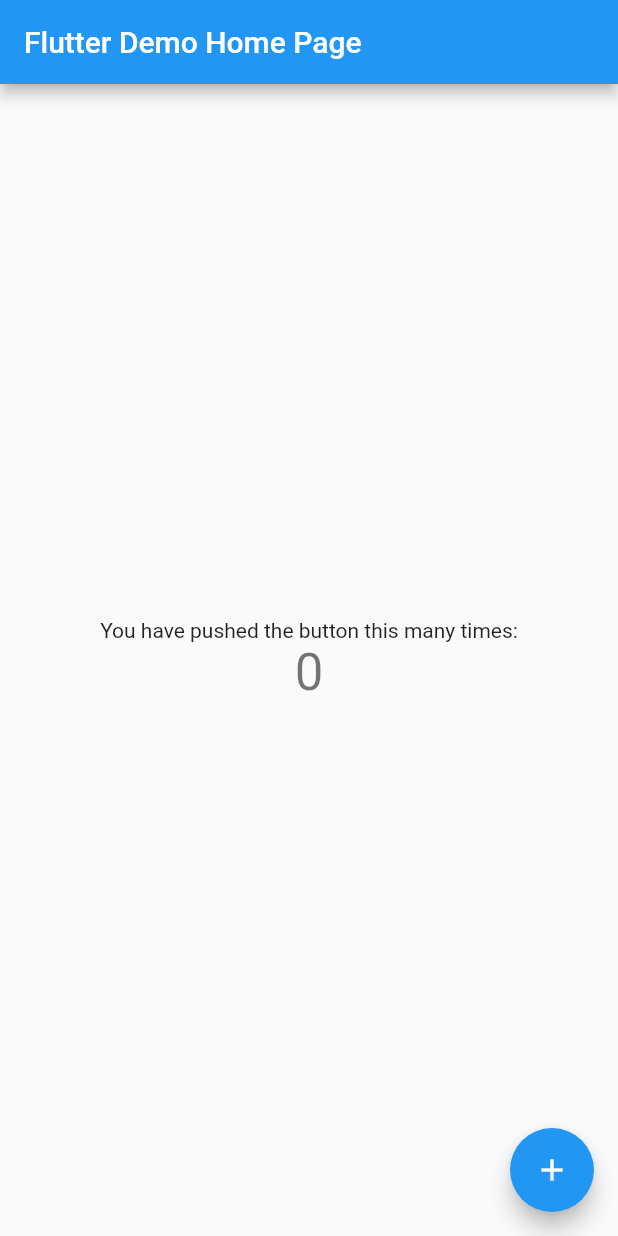
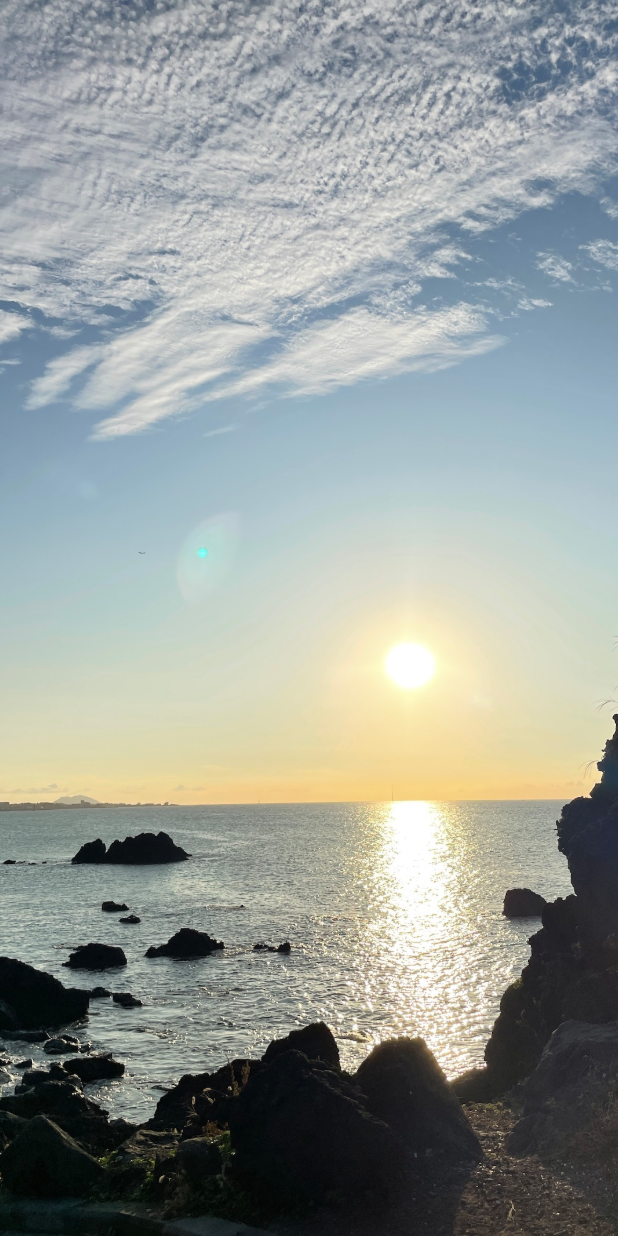
Before and after one commit to JaehyunYoo/flutter_t4_carousel, a Flutter app: the screen it shows after launch, on a phone screen of 412 x 824 dp. Run offline on Flutter 3.47's test engine with Material 2 defaults, Android fonts, the phone set to English and light mode, and no system bars.

Commit message:
Add : carousel flutter pageView and controller test

```diff
--- a/lib/main.dart
+++ b/lib/main.dart
@@ -1,115 +1,10 @@
+import 'package:carousel/screens/home_screen.dart';
 import 'package:flutter/material.dart';
 
 void main() {
-  runApp(const MyApp());
+  runApp(
+    MaterialApp(
+      home: HomeScreen(),
+    ),
+  );
 }
-
-class MyApp extends StatelessWidget {
-  const MyApp({Key? key}) : super(key: key);
-
-  // This widget is the root of your application.
-  @override
-  Widget build(BuildContext context) {
-    return MaterialApp(
-      title: 'Flutter Demo',
-      theme: ThemeData(
-        // This is the theme of your application.
-        //
-        // Try running your application with "flutter run". You'll see the
-        // application has a blue toolbar. Then, without quitting the app, try
-        // changing the primarySwatch below to Colors.green and then invoke
-        // "hot reload" (press "r" in the console where you ran "flutter run",
-        // or simply save your changes to "hot reload" in a Flutter IDE).
-        // Notice that the counter didn't reset back to zero; the application
-        // is not restarted.
-        primarySwatch: Colors.blue,
-      ),
-      home: const MyHomePage(title: 'Flutter Demo Home Page'),
-    );
-  }
-}
-
-class MyHomePage extends StatefulWidget {
-  const MyHomePage({Key? key, required this.title}) : super(key: key);
-
-  // This widget is the home page of your application. It is stateful, meaning
-  // that it has a State object (defined below) that contains fields that affect
-  // how it looks.
-
-  // This class is the configuration for the state. It holds the values (in this
-  // case the title) provided by the parent (in this case the App widget) and
-  // used by the build method of the State. Fields in a Widget subclass are
-  // always marked "final".
-
-  final String title;
-
-  @override
-  State<MyHomePage> createState() => _MyHomePageState();
-}
-
-class _MyHomePageState extends State<MyHomePage> {
-  int _counter = 0;
-
-  void _incrementCounter() {
-    setState(() {
-      // This call to setState tells the Flutter framework that something has
-      // changed in this State, which causes it to rerun the build method below
-      // so that the display can reflect the updated values. If we changed
-      // _counter without calling setState(), then the build method would not be
-      // called again, and so nothing would appear to happen.
-      _counter++;
-    });
-  }
-
-  @override
-  Widget build(BuildContext context) {
-    // This method is rerun every time setState is called, for instance as done
-    // by the _incrementCounter method above.
-    //
-    // The Flutter framework has been optimized to make rerunning build methods
-    // fast, so that you can just rebuild anything that needs updating rather
-    // than having to individually change instances of widgets.
-    return Scaffold(
-      appBar: AppBar(
-        // Here we take the value from the MyHomePage object that was created by
-        // the App.build method, and use it to set our appbar title.
-        title: Text(widget.title),
-      ),
-      body: Center(
-        // Center is a layout widget. It takes a single child and positions it
-        // in the middle of the parent.
-        child: Column(
-          // Column is also a layout widget. It takes a list of children and
-          // arranges them vertically. By default, it sizes itself to fit its
-          // children horizontally, and tries to be as tall as its parent.
-          //
-          // Invoke "debug painting" (press "p" in the console, choose the
-          // "Toggle Debug Paint" action from the Flutter Inspector in Android
-          // Studio, or the "Toggle Debug Paint" command in Visual Studio Code)
-          // to see the wireframe for each widget.
-          //
-          // Column has various properties to control how it sizes itself and
-          // how it positions its children. Here we use mainAxisAlignment to
-          // center the children vertically; the main axis here is the vertical
-          // axis because Columns are vertical (the cross axis would be
-          // horizontal).
-          mainAxisAlignment: MainAxisAlignment.center,
-          children: <Widget>[
-            const Text(
-              'You have pushed the button this many times:',
-            ),
-            Text(
-              '$_counter',
-              style: Theme.of(context).textTheme.headline4,
-            ),
-          ],
-        ),
-      ),
-      floatingActionButton: FloatingActionButton(
-        onPressed: _incrementCounter,
-        tooltip: 'Increment',
-        child: const Icon(Icons.add),
-      ), // This trailing comma makes auto-formatting nicer for build methods.
-    );
-  }
-}
--- /dev/null
+++ b/lib/screens/home_screen.dart
@@ -0,0 +1,56 @@
+import 'dart:async';
+
+import 'package:flutter/material.dart';
+import 'package:flutter/services.dart';
+
+class HomeScreen extends StatefulWidget {
+  const HomeScreen({Key? key}) : super(key: key);
+
+  @override
+  State<HomeScreen> createState() => _HomeScreenState();
+}
+
+class _HomeScreenState extends State<HomeScreen> {
+  Timer? timer;
+  PageController pageController = PageController(initialPage: 0);
+  @override
+  void initState() {
+    super.initState();
+    timer = Timer.periodic(Duration(seconds: 4), (timer) {
+      int currentPage = pageController.page!.toInt();
+      int nextPage = currentPage + 1;
+
+      if (nextPage > 4) {
+        nextPage = 0;
+      }
+      pageController.animateToPage(
+        nextPage,
+        duration: Duration(milliseconds: 400),
+        curve: Curves.linear,
+      );
+    });
+  }
+
+  @override
+  void dispose() {
+    pageController.dispose();
+    if (timer != null) {
+      timer!.cancel();
+    }
+    super.dispose();
+  }
+
+  @override
+  Widget build(BuildContext context) {
+    SystemChrome.setSystemUIOverlayStyle(SystemUiOverlayStyle.dark);
+    return Scaffold(
+      body: PageView(
+        controller: pageController,
+        children: [1, 2, 3, 4, 5]
+            .map((e) =>
+                Image.asset('assets/images/image_$e.jpeg', fit: BoxFit.cover))
+            .toList(),
+      ),
+    );
+  }
+}
--- a/pubspec.yaml
+++ b/pubspec.yaml
@@ -58,9 +58,9 @@ flutter:
   uses-material-design: true
 
   # To add assets to your application, add an assets section, like this:
-  # assets:
-  #   - images/a_dot_burr.jpeg
-  #   - images/a_dot_ham.jpeg
+  assets:
+    - assets/images/
+
 
   # An image asset can refer to one or more resolution-specific "variants", see
   # https://flutter.dev/assets-and-images/#resolution-aware.
```
Also changed, not shown: assets/images/image_1.jpeg (added), assets/images/image_2.jpeg (added), assets/images/image_3.jpeg (added), assets/images/image_4.jpeg (added), assets/images/image_5.jpeg (added).
